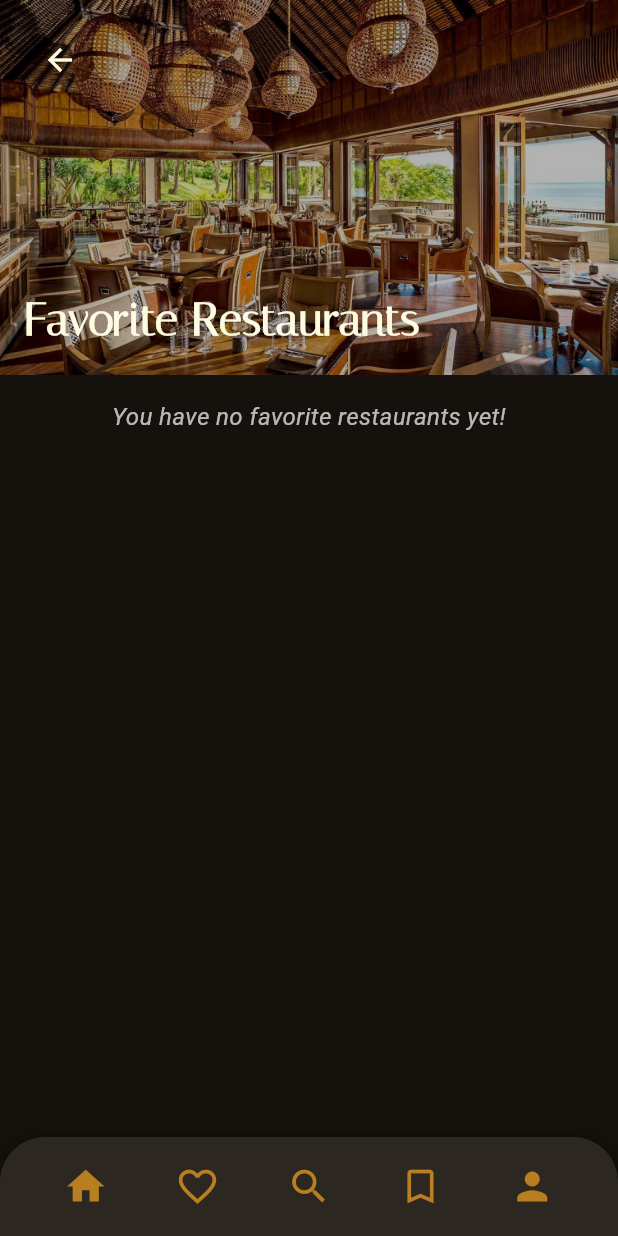
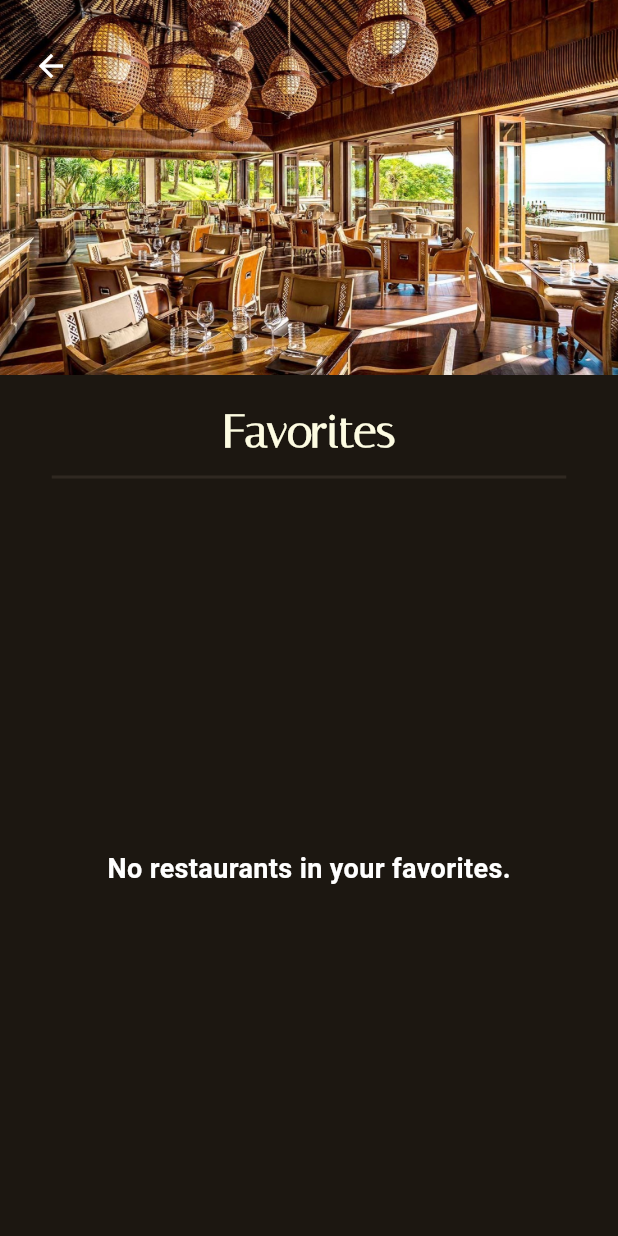
Before and after one commit to PBD-K3/final_project_pbd, a Flutter app: the FavoritesPage screen opened directly, on a phone screen of 412 x 824 dp. Run offline on Flutter 3.47's test engine with Material 3 defaults, Android fonts, the light colour scheme and no system bars; our stand-ins replace flutter_secure_storage; missing offline and left inert: pbp_django_auth; accounts and stored records are empty.

Commit message:
Implemented local favorite feature and added provider for favorites

```diff
--- a/thousand_flavours/lib/api_service/restaurant_api.dart
+++ b/thousand_flavours/lib/api_service/restaurant_api.dart
@@ -1,5 +1,5 @@
 import 'api_service.dart';
-import 'models/restaurants.dart';
+import 'package:thousand_flavours/main/models/restaurants.dart';
 
 class RestaurantsApi {
   final ApiService _apiService = ApiService();
--- /dev/null
+++ b/thousand_flavours/lib/favorites/provider/favorites_provider.dart
@@ -0,0 +1,39 @@
+import 'package:flutter/material.dart';
+import 'package:thousand_flavours/favorites/models/favorites.dart';
+import 'package:provider/provider.dart';
+
+class FavoritesProvider extends ChangeNotifier {
+  // List to store the full Restaurants model
+  final List<Restaurants> _favorites = [];
+
+  // Getter for the favorites list
+  List<Restaurants> get favorites => _favorites;
+
+  // Toggle a restaurant in/out of favorites
+  void toggleFavorites(Restaurants restaurant) {
+    final existingIndex =
+        _favorites.indexWhere((element) => element.pk == restaurant.pk);
+
+    if (existingIndex >= 0) {
+      // Remove restaurant if it already exists
+      _favorites.removeAt(existingIndex);
+    } else {
+      // Add the full restaurant model
+      _favorites.add(restaurant);
+    }
+    notifyListeners();
+  }
+
+  // Check if a restaurant exists in favorites based on its pk
+  bool isExist(Restaurants restaurant) {
+    return _favorites.any((element) => element.pk == restaurant.pk);
+  }
+
+  // Static helper to access the provider in the widget tree
+  static FavoritesProvider of(BuildContext context, {bool listen = true}) {
+    return Provider.of<FavoritesProvider>(
+      context,
+      listen: listen,
+    );
+  }
+}
--- a/thousand_flavours/lib/favorites/screens/favorites.dart
+++ b/thousand_flavours/lib/favorites/screens/favorites.dart
@@ -1,5 +1,6 @@
 import 'package:flutter/material.dart';
-import 'package:thousand_flavours/main/widgets/bottom_nav.dart';
+import 'package:thousand_flavours/favorites/provider/favorites_provider.dart';
+import 'package:thousand_flavours/main/widgets/restaurant_card.dart';
 
 class FavoritesPage extends StatefulWidget {
   const FavoritesPage({super.key});
@@ -9,100 +10,138 @@ class FavoritesPage extends StatefulWidget {
 }
 
 class FavoritesPageState extends State<FavoritesPage> {
-  // Sample favorites list, replace with your actual data source
-  List<Map<String, dynamic>> favoriteRestaurants = [];
-
   @override
   Widget build(BuildContext context) {
+    final provider = FavoritesProvider.of(context);
+    final favoriteRestaurants = provider.favorites; // List of favorite restaurants
+
     return Scaffold(
-      backgroundColor: const Color(0xFF15120D),
-      body: SingleChildScrollView(
-        child: Column(
+      backgroundColor: const Color(0xFF1C1711),
+      body: Column(
         crossAxisAlignment: CrossAxisAlignment.start,
         children: [
-            // Header Section
-            Container(
-              height: 250,
-              width: double.infinity,
-              child: Stack(
+          // Top Image with Back Button
+          Stack(
             children: [
               Image.asset(
                 'assets/restaurant_pic.jpg',
+                width: double.infinity,
+                height: 250,
                 fit: BoxFit.cover,
-                    width: double.infinity,
-                  ),
-                  Positioned.fill(
-                    child: Container(
-                      color: Colors.black.withOpacity(0.3),
-                    ),
               ),
               Positioned(
-                    bottom: 16,
-                    left: 16,
-                    child: Text(
-                      'Favorite Restaurants',
-                      style: const TextStyle(
-                        fontSize: 30,
-                        fontWeight: FontWeight.bold,
-                        color: Color(0xFFFDFCE2),
-                        fontFamily: 'Italiana',
-                      ),
-                    ),
-                  ),
-                  Positioned(
-                    top: 16,
-                    left: 16,
+                top: 20,
+                left: 10,
                 child: IconButton(
-                      icon: const Icon(
-                        Icons.arrow_back,
-                        color: Color(0xFFFDFCE2),
-                      ),
+                  icon: const Icon(Icons.arrow_back, color: Colors.white),
                   onPressed: () {
-                        Navigator.pop(context); // Go back to the previous screen
+                    Navigator.pop(context);
                   },
                 ),
               ),
             ],
           ),
+          const SizedBox(height: 16),
+
+          // "Favorites" Text
+          Center(
+            child: Column(
+              children: [
+                const Text(
+                  'Favorites',
+                  style: TextStyle(
+                    fontFamily: 'Italiana',
+                    fontSize: 30,
+                    fontWeight: FontWeight.bold,
+                    color: Color(0xFFFDFCE2),
                   ),
+                ),
+                const SizedBox(height: 8),
+                Container(
+                  width: 343,
+                  height: 2,
+                  color: const Color(0xFF2F2821),
+                ),
+              ],
+            ),
+          ),
+          const SizedBox(height: 16),
 
-            // Conditional rendering for favorites
-            Padding(
-              padding: const EdgeInsets.all(16.0),
+          // Favorites Grid View
+          Expanded(
             child: favoriteRestaurants.isEmpty
-                  ? Center(
+                ? const Center(
                     child: Text(
-                        'You have no favorite restaurants yet!',
-                        style: const TextStyle(
-                          color: Colors.white70,
-                          fontSize: 16,
-                          fontStyle: FontStyle.italic,
+                      'No restaurants in your favorites.',
+                      style: TextStyle(
+                        fontSize: 18,
+                        fontWeight: FontWeight.bold,
+                        color: Colors.white,
                       ),
-                        textAlign: TextAlign.center,
                     ),
                   )
-                  : Column(
-                      children: favoriteRestaurants.map((restaurant) {
-                        return ListTile(
-                          leading: CircleAvatar(
-                            backgroundImage: NetworkImage(restaurant['imageUrl']),
+                : Padding(
+                    padding: const EdgeInsets.symmetric(horizontal: 8.0), // Adjusted for equal padding
+                    child: GridView.builder(
+                      gridDelegate: const SliverGridDelegateWithFixedCrossAxisCount(
+                        crossAxisCount: 2, // 2 cards per row
+                        crossAxisSpacing: 10,
+                        mainAxisSpacing: 5, // Reduced vertical spacing
+                        childAspectRatio: 0.63, // Card size
                       ),
-                          title: Text(
-                            restaurant['name'],
-                            style: const TextStyle(color: Colors.white),
+                      itemCount: favoriteRestaurants.length,
+                      itemBuilder: (context, index) {
+                        final restaurant = favoriteRestaurants[index];
+                        return Column(
+                          crossAxisAlignment: CrossAxisAlignment.center,
+                          children: [
+                            // Restaurant Card Widget
+                            SizedBox(
+                              height: 245, // Shortened height (original 250 - 5 pixels)
+                              child: RestaurantCard(
+                                pk: restaurant.pk,
+                                title: restaurant.fields.name,
+                                subtitle: restaurant.fields.island,
+                                category: restaurant.fields.cuisine,
+                                imageUrl: restaurant.fields.image.isEmpty
+                                    ? 'assets/default_food_image.png'
+                                    : restaurant.fields.image,
+                                rating: 4.5,
+                                isBookmarked: false,
+                                onBookmark: (isBookmarked) {},
                               ),
-                          subtitle: Text(
-                            restaurant['location'],
-                            style: const TextStyle(color: Colors.white70),
+                            ),
+                            const SizedBox(height: 4), // Reduced spacing (original 6)
+                            // Trash Icon
+                            IconButton(
+                              onPressed: () {
+                                setState(() {
+                                  favoriteRestaurants.removeAt(index);
+                                });
+
+                                // Show Snackbar
+                                ScaffoldMessenger.of(context).showSnackBar(
+                                  const SnackBar(
+                                    content: Text('The restaurant has been removed from favorites!'),
+                                    duration: Duration(seconds: 2),
                                   ),
                                 );
-                      }).toList(),
+                              },
+                              icon: const Icon(
+                                Icons.delete,
+                                color: Colors.red,
+                                size: 28,
+                              ),
+                              tooltip: 'Remove from favorites',
+                            ),
+                          ],
+                        );
+                      },
+                    ),
                   ),
           ),
         ],
       ),
-      ),
-      bottomNavigationBar: BottomNavWidget(),
     );
   }
 }
--- a/thousand_flavours/lib/reviews/services/review_service.dart
+++ b/thousand_flavours/lib/reviews/services/review_service.dart
@@ -1,5 +1,4 @@
 // review_service.dart
-import 'dart:convert';
 import 'package:pbp_django_auth/pbp_django_auth.dart';
 import '../models/review.dart';
 
--- a/thousand_flavours/pubspec.yaml
+++ b/thousand_flavours/pubspec.yaml
@@ -38,6 +38,7 @@ dependencies:
   provider: ^6.1.2
   pbp_django_auth: ^0.4.0
   http: ^1.2.2
+  flutter_secure_storage: ^8.0.0
 
 dev_dependencies:
   flutter_test:
```
Also changed, not shown: thousand_flavours/lib/main.dart (+10 -2 lines), thousand_flavours/lib/main/screens/restaurant_details.dart (+26 -4 lines), thousand_flavours/lib/main/widgets/restaurant_card.dart (+29 -3 lines), 5 other files. Lines whose indentation alone changed are shown as unchanged.
